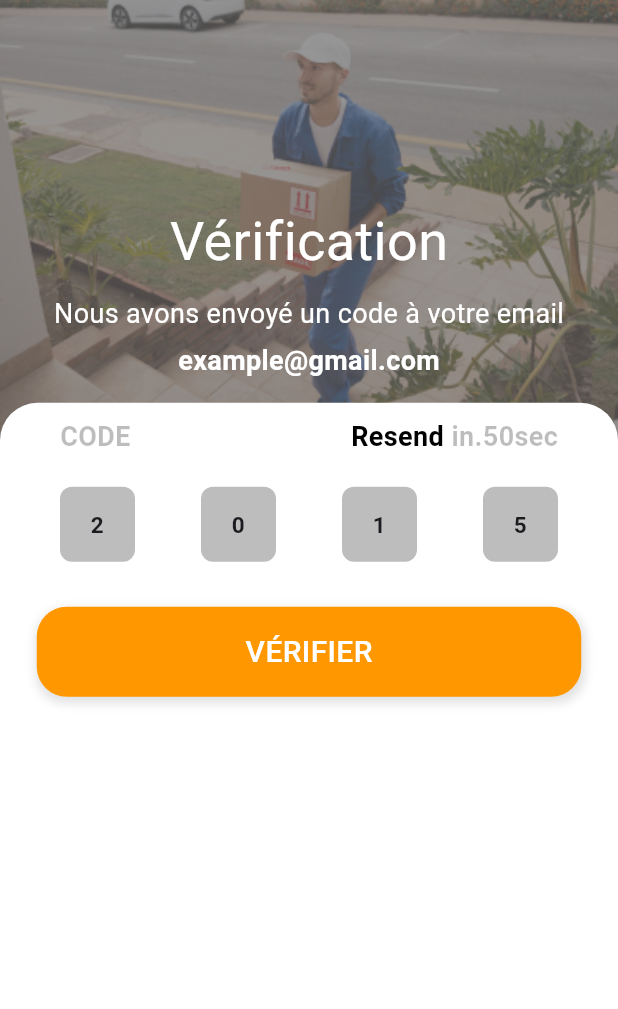
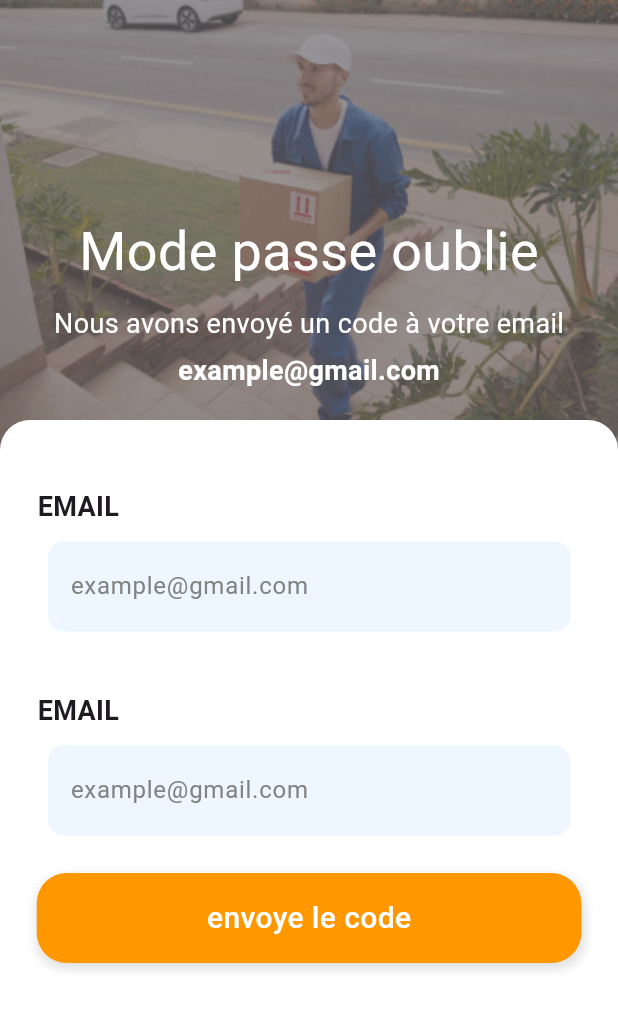
Before and after one commit to BAHRAOUIYassir/RapidDeliveryPFE, a Flutter app: the screen it shows after launch, on a phone screen of 412 x 824 dp. Shown: the top 1009 px of the screen. Run offline on Flutter 3.47's test engine with Material 3 defaults, Android fonts, the phone set to English and light mode, and no system bars; our stand-ins replace animated_splash_screen, animated_text_kit, dots_indicator, google_fonts, lottie; Roboto replaces fonts that are missing (fonts/inter-Regular.ttf).

Commit message:
modifer le desing xof fichier forget howa li fih

```diff
--- a/mobile_app/lib/animation/animation_intro_logo.dart
+++ b/mobile_app/lib/animation/animation_intro_logo.dart
@@ -3,7 +3,8 @@ import 'package:animated_text_kit/animated_text_kit.dart';
 import 'package:flutter/material.dart';
 import 'package:google_fonts/google_fonts.dart';
 import 'package:lottie/lottie.dart';
-import 'package:mobile_app/screen/Espace_de_livreur/Verification.dart';
+import 'package:mobile_app/screen/Espace_de_livreur/forget.dart';
+import 'package:mobile_app/screen/Espace_de_livreur/forget_password.dart';
 
 class SplashScreen extends StatelessWidget {
   const SplashScreen(this.appName, this.appNameColor, {super.key});
@@ -40,7 +41,7 @@ class SplashScreen extends StatelessWidget {
         ],
       ),
       backgroundColor: const Color.fromRGBO(255, 255, 255, 1.0),
-      nextScreen: const Verification(),
+      nextScreen: const Forget(),
       splashIconSize: 280,
     );
   }
--- a/mobile_app/lib/screen/Espace_de_livreur/Verification.dart
+++ b/mobile_app/lib/screen/Espace_de_livreur/Verification.dart
@@ -10,7 +10,6 @@ class Verification extends StatelessWidget {
   Widget build(BuildContext context) {
     return SafeArea(
         child: Scaffold(
-
             body: SingleChildScrollView(
                 child: Column(children: [
       Stack(
@@ -74,9 +73,7 @@ class Verification extends StatelessWidget {
                         fontWeight: FontWeight.bold),
                     Row(
                       children: [
-                                text18(
-                                    name: 'Resend',
-                                    fontWeight: FontWeight.bold),
+                        text18(name: 'Resend', fontWeight: FontWeight.bold),
                         const SizedBox(
                           width: 5,
                         ),
@@ -97,10 +94,10 @@ class Verification extends StatelessWidget {
                 child: Row(
                   mainAxisAlignment: MainAxisAlignment.spaceBetween,
                   children: [
-                            casse(n: '2'),
-                            casse(n: '0'),
-                            casse(n: '1'),
-                            casse(n: '5'),
+                    Casse(n: '2'),
+                    Casse(n: '0'),
+                    Casse(n: '1'),
+                    Casse(n: '5'),
                   ],
                 ),
               ),
@@ -116,7 +113,7 @@ class Verification extends StatelessWidget {
   }
 }
 
-Widget casse({String n = ''}) {
+Widget Casse({String n = ''}) {
   return Container(
     height: 50,
     width: 50,
--- /dev/null
+++ b/mobile_app/lib/screen/Espace_de_livreur/forget.dart
@@ -0,0 +1,108 @@
+import 'package:flutter/material.dart';
+
+import '../../widget/Text_widget.dart';
+import '../../widget/input_widget.dart';
+import '../../widget/widget.dart';
+
+class Forget extends StatefulWidget {
+  const Forget({super.key});
+
+  @override
+  State<Forget> createState() => _ForgetState();
+}
+
+class _ForgetState extends State<Forget> {
+  @override
+  Widget build(BuildContext context) {
+    return SafeArea(
+      child: Scaffold(
+        body: CustomScrollView(
+          slivers: [
+            SliverAppBar(
+              toolbarHeight: 20,
+              elevation: 0,
+              expandedHeight: 300.0,
+              pinned: true,
+              bottom: PreferredSize(
+                preferredSize: const Size.fromHeight(0),
+                child: Container(
+                  height: 20,
+                  decoration: const BoxDecoration(
+                    color: Colors.white,
+                    borderRadius: BorderRadius.only(
+                      topLeft: Radius.circular(25),
+                      topRight: Radius.circular(25),
+                    ),
+                  ),
+                ),
+              ),
+              flexibleSpace: FlexibleSpaceBar(
+                background: Stack(
+                  fit: StackFit.expand,
+                  alignment: Alignment.center,
+                  children: [
+                    Container(
+                      color: Colors.black38, //hada bax image ktwli kahla xwiya
+                      child: Image.asset(
+                        'image/livreur_men.png',
+                        fit: BoxFit.cover,
+                      ),
+                    ),
+                    Positioned(
+                      bottom: 40,
+                      child: Column(
+                        children: [
+                          text36(
+                              name: 'Mode passe oublie', color: Colors.white),
+                          const SizedBox(
+                            height: 10,
+                          ),
+                          text18(
+                              name: 'Nous avons envoyé un code à votre email',
+                              color: Colors.white,
+                              fontWeight: FontWeight.normal),
+                          const SizedBox(
+                            height: 5,
+                          ),
+                          text18(
+                              name: 'example@gmail.com',
+                              color: Colors.white,
+                              fontWeight: FontWeight.bold)
+                        ],
+                      ),
+                    )
+                  ],
+                ),
+              ),
+            ),
+            SliverToBoxAdapter(
+                child: Padding(
+              padding: const EdgeInsets.all(10.0),
+              child: Column(
+                children: [
+                  const InputField(
+                    hint: "example@gmail.com",
+                    label: "EMAIL",
+                    obs: true,
+                  ),
+                  const SizedBox(
+                    height: 10,
+                  ),
+                  const InputField(
+                    hint: "example@gmail.com",
+                    label: "EMAIL",
+                    obs: true,
+                  ),
+                  const SizedBox(
+                    height: 10,
+                  ),
+                  button(name: 'envoye le code', sizetext: 20),
+                ],
+              ),
+            ))
+          ],
+        ),
+      ),
+    );
+  }
+}
--- a/mobile_app/lib/screen/Espace_de_livreur/Recuperation.dart
+++ b/mobile_app/lib/screen/Espace_de_livreur/validation.dart
@@ -4,8 +4,8 @@ import '../../widget/Text_widget.dart';
 import '../../widget/widget.dart';
 
 
-class Recuperation extends StatelessWidget {
-  const Recuperation({super.key});
+class Validation extends StatelessWidget {
+  const Validation({super.key});
 
   @override
   Widget build(BuildContext context) {
--- a/mobile_app/pubspec.yaml
+++ b/mobile_app/pubspec.yaml
@@ -41,6 +41,7 @@ dependencies:
   # Use with the CupertinoIcons class for iOS style icons.
   cupertino_icons: ^1.0.6
   dots_indicator: ^3.0.0
+  flutter_sticky_widgets: ^0.0.3
 
 dev_dependencies:
   flutter_test:
```
Also changed, not shown: mobile_app/lib/screen/Espace_de_livreur/Mode_pass.dart (deleted, +0 -88 lines), mobile_app/lib/screen/Espace_de_livreur/forget_password.dart (added, +93 -0 lines), mobile_app/pubspec.lock. Lines whose indentation alone changed are shown as unchanged.
